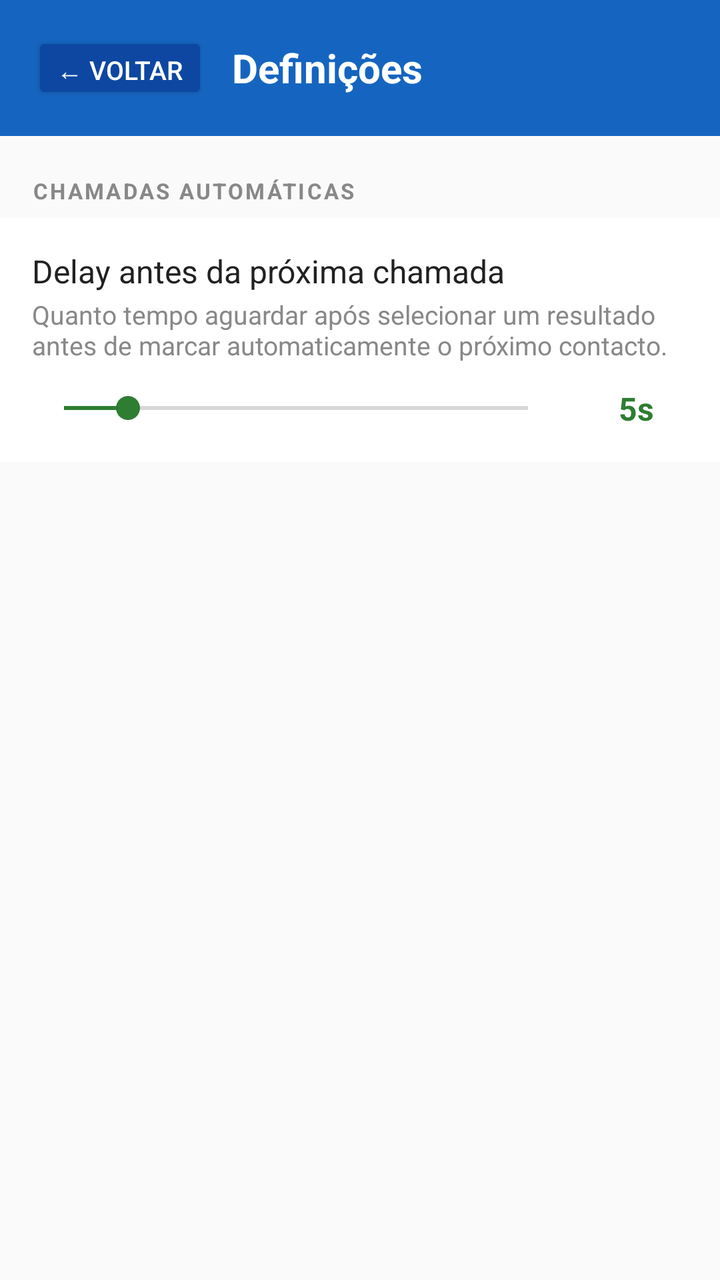
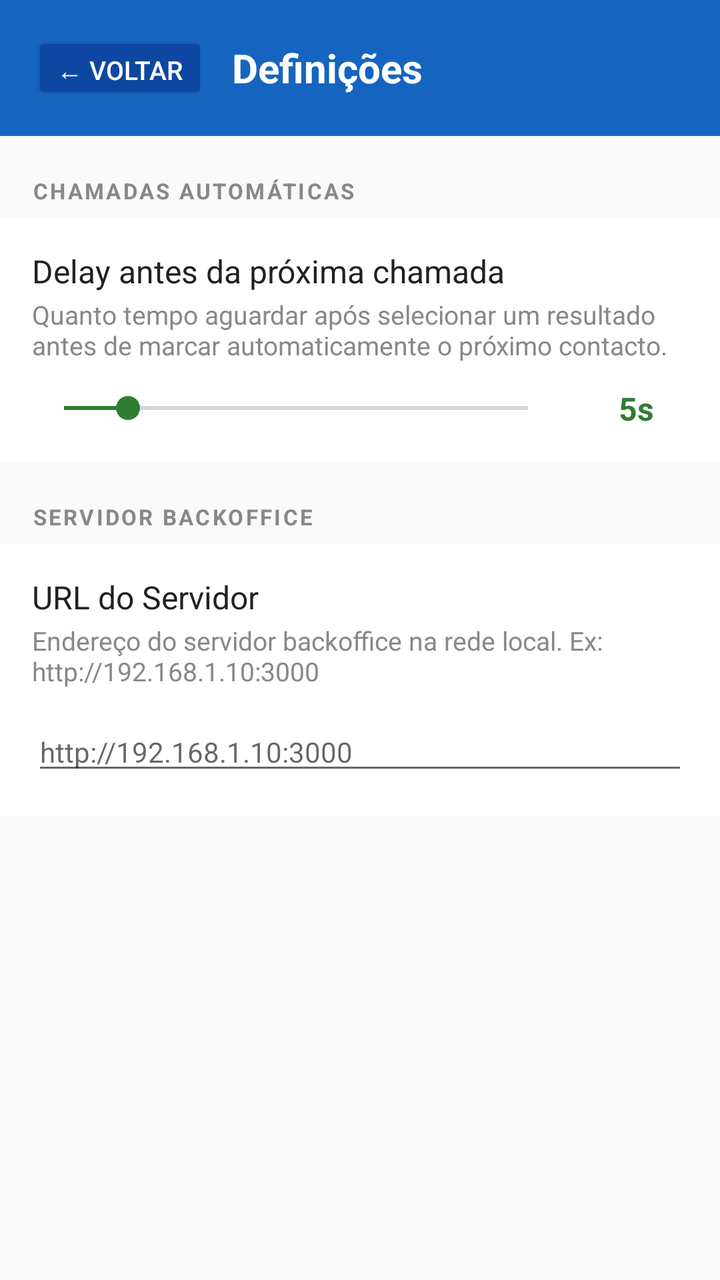

Compare the two renders of this Android layout. The source of the first and the diff that turns it into the second are given below.
<!-- AndroidManifest.xml: application theme Theme.DialerApp -->
<!-- res/layout/activity_settings.xml -->
<?xml version="1.0" encoding="utf-8"?>
<LinearLayout xmlns:android="http://schemas.android.com/apk/res/android"
    android:layout_width="match_parent"
    android:layout_height="match_parent"
    android:orientation="vertical"
    android:background="#FAFAFA">

    <LinearLayout
        android:layout_width="match_parent"
        android:layout_height="wrap_content"
        android:orientation="horizontal"
        android:gravity="center_vertical"
        android:padding="16dp"
        android:background="#1565C0">

        <Button
            android:id="@+id/btnBack"
            android:layout_width="wrap_content"
            android:layout_height="36dp"
            android:text="@string/settings_back"
            android:textColor="#FFFFFF"
            android:backgroundTint="#0D47A1"
            android:textSize="13sp"
            android:layout_marginEnd="12dp" />

        <TextView
            android:layout_width="wrap_content"
            android:layout_height="wrap_content"
            android:text="@string/settings_title"
            android:textSize="20sp"
            android:textStyle="bold"
            android:textColor="#FFFFFF" />
    </LinearLayout>

    <TextView
        android:layout_width="match_parent"
        android:layout_height="wrap_content"
        android:text="@string/settings_section_autocall"
        android:textSize="11sp"
        android:textStyle="bold"
        android:textColor="#888888"
        android:paddingStart="16dp"
        android:paddingEnd="16dp"
        android:paddingTop="20dp"
        android:paddingBottom="6dp"
        android:letterSpacing="0.1" />

    <LinearLayout
        android:layout_width="match_parent"
        android:layout_height="wrap_content"
        android:orientation="vertical"
        android:background="#FFFFFF"
        android:paddingStart="16dp"
        android:paddingEnd="16dp"
        android:paddingTop="16dp"
        android:paddingBottom="16dp">

        <TextView
            android:layout_width="wrap_content"
            android:layout_height="wrap_content"
            android:text="@string/settings_delay_title"
            android:textSize="16sp"
            android:textColor="#212121" />

        <TextView
            android:layout_width="wrap_content"
            android:layout_height="wrap_content"
            android:text="@string/settings_delay_description"
            android:textSize="13sp"
            android:textColor="#888888"
            android:layout_marginTop="2dp"
            android:layout_marginBottom="12dp" />

        <LinearLayout
            android:layout_width="match_parent"
            android:layout_height="wrap_content"
            android:orientation="horizontal"
            android:gravity="center_vertical">

            <SeekBar
                android:id="@+id/seekDelay"
                android:layout_width="0dp"
                android:layout_height="wrap_content"
                android:layout_weight="1"
                android:min="1"
                android:max="30"
                android:progress="5"
                android:layout_marginEnd="12dp" />

            <TextView
                android:id="@+id/txtDelayValue"
                android:layout_width="52dp"
                android:layout_height="wrap_content"
                android:text="5s"
                android:textSize="16sp"
                android:textStyle="bold"
                android:textColor="#2E7D32"
                android:gravity="center" />
        </LinearLayout>
    </LinearLayout>

</LinearLayout>
<!-- resources referenced by this layout -->
<resources>
  <string name="settings_back">← Voltar</string>
  <string name="settings_delay_description">Quanto tempo aguardar após selecionar um resultado antes de marcar automaticamente o próximo contacto.</string>
  <string name="settings_delay_title">Delay antes da próxima chamada</string>
  <string name="settings_section_autocall">CHAMADAS AUTOMÁTICAS</string>
  <string name="settings_title">Definições</string>
  <style name="Theme.DialerApp" parent="Theme.MaterialComponents.Light.NoActionBar">
          <item name="colorPrimary">#1565C0</item>
          <item name="colorPrimaryVariant">#0D47A1</item>
          <item name="colorOnPrimary">#FFFFFF</item>
          <item name="colorSecondary">#2E7D32</item>
      </style>
</resources>

<!-- the commit's change to res/layout/activity_settings.xml (unified diff, before → after) -->
@@ -99,4 +99,54 @@
         </LinearLayout>
     </LinearLayout>
 
+    <TextView
+        android:layout_width="match_parent"
+        android:layout_height="wrap_content"
+        android:text="@string/settings_section_server"
+        android:textSize="11sp"
+        android:textStyle="bold"
+        android:textColor="#888888"
+        android:paddingStart="16dp"
+        android:paddingEnd="16dp"
+        android:paddingTop="20dp"
+        android:paddingBottom="6dp"
+        android:letterSpacing="0.1" />
+
+    <LinearLayout
+        android:layout_width="match_parent"
+        android:layout_height="wrap_content"
+        android:orientation="vertical"
+        android:background="#FFFFFF"
+        android:paddingStart="16dp"
+        android:paddingEnd="16dp"
+        android:paddingTop="16dp"
+        android:paddingBottom="16dp">
+
+        <TextView
+            android:layout_width="wrap_content"
+            android:layout_height="wrap_content"
+            android:text="@string/settings_server_url_title"
+            android:textSize="16sp"
+            android:textColor="#212121" />
+
+        <TextView
+            android:layout_width="wrap_content"
+            android:layout_height="wrap_content"
+            android:text="@string/settings_server_url_description"
+            android:textSize="13sp"
+            android:textColor="#888888"
+            android:layout_marginTop="2dp"
+            android:layout_marginBottom="12dp" />
+
+        <EditText
+            android:id="@+id/editServerUrl"
+            android:layout_width="match_parent"
+            android:layout_height="wrap_content"
+            android:hint="@string/settings_server_url_hint"
+            android:inputType="textUri"
+            android:textSize="14sp"
+            android:textColor="#212121"
+            android:singleLine="true" />
+    </LinearLayout>
+
 </LinearLayout>
<!-- resource entries referenced after the edit -->
@@ -4,6 +4,10 @@
   <string name="settings_delay_description">Quanto tempo aguardar após selecionar um resultado antes de marcar automaticamente o próximo contacto.</string>
   <string name="settings_delay_title">Delay antes da próxima chamada</string>
   <string name="settings_section_autocall">CHAMADAS AUTOMÁTICAS</string>
+  <string name="settings_section_server">SERVIDOR BACKOFFICE</string>
+  <string name="settings_server_url_description">Endereço do servidor backoffice na rede local. Ex: http://192.168.1.10:3000</string>
+  <string name="settings_server_url_hint">http://192.168.1.10:3000</string>
+  <string name="settings_server_url_title">URL do Servidor</string>
   <string name="settings_title">Definições</string>
   <style name="Theme.DialerApp" parent="Theme.MaterialComponents.Light.NoActionBar">
           <item name="colorPrimary">#1565C0</item>
